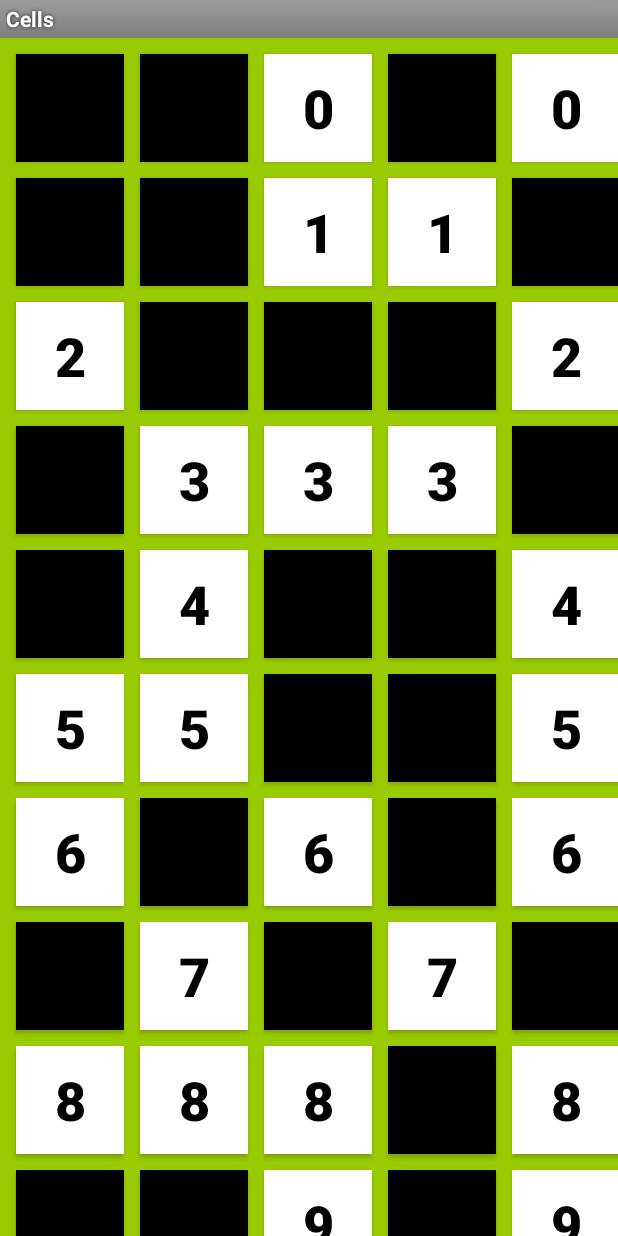
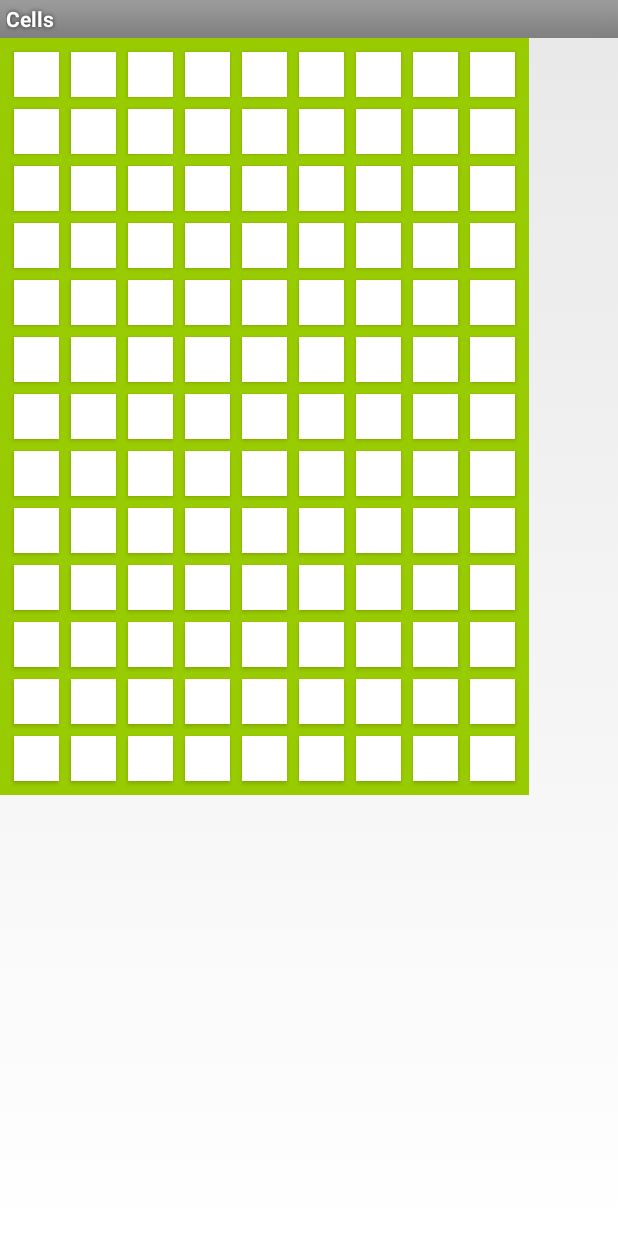
Before and after one commit to vadimmpog/Repo_Samsung, an Android app: the screen it shows after launch (CellsActivity), on a phone screen of 412 x 824 dp. Run offline under Robolectric (Android 15) with nearby library versions, the phone set to English and light mode, and no system bars.

Commit message:
saper 0.1

```diff
--- a/app/src/main/java/ru/samsung/itschool/book/cells/CellsActivity.java
+++ b/app/src/main/java/ru/samsung/itschool/book/cells/CellsActivity.java
@@ -21,17 +21,17 @@ import static android.graphics.Color.WHITE;
 public class CellsActivity extends Activity implements OnClickListener,
         OnLongClickListener {
 
-    private int WIDTH = 10;
-    private int HEIGHT = 10;
+    private int WIDTH = 13;
+    private int HEIGHT = 9;
 
     private Button[][] cells;
+    private int[][] bomb= new int[9][13];
 
     @Override
     protected void onCreate(Bundle savedInstanceState) {
         super.onCreate(savedInstanceState);
         setContentView(R.layout.cells);
         makeCells();
-
         generate();
 
     }
@@ -41,10 +41,9 @@ public class CellsActivity extends Activity implements OnClickListener,
         int num = 0;
         for (int i = 0; i < HEIGHT; i++){
             for (int j = 0; j < WIDTH; j++) {
-                cells[i][j].setText(num + "");
-                if(Math.random()>0.5) cells[j][i].setBackgroundColor(BLACK);
+                if (Math.random() > 0.8) bomb[i][j] = 1;
+                else bomb[i][j] = 0;
             }
-            num++;
         }
 
     }
@@ -63,31 +62,11 @@ public class CellsActivity extends Activity implements OnClickListener,
 
         int tappedX = getX(tappedCell);
         int tappedY = getY(tappedCell);
+        if(bomb[tappedX][tappedY]==1){
 
-        for (int x = 0; x < WIDTH; x++)
-        {
-            int color = ((ColorDrawable)cells[tappedY][x].getBackground()).getColor();
-            if(color==BLACK){
-                cells[tappedY][x].setBackgroundColor(WHITE);
-            }
-            else{
-                cells[tappedY][x].setBackgroundColor(BLACK);
-            }
+            generate();
+        }
 
-
-        }
-        for (int y = 0; y < WIDTH; y++) {
-            if(y!=tappedY){
-                int color = ((ColorDrawable)cells[y][tappedX].getBackground()).getColor();
-                if (color == BLACK) {
-                    cells[y][tappedX].setBackgroundColor(WHITE);
-                }
-                else{
-                    cells[y][tappedX].setBackgroundColor(BLACK);
-                }
-            }
-
-        }
 
     }
 
--- a/app/src/main/res/layout/cell.xml
+++ b/app/src/main/res/layout/cell.xml
@@ -1,10 +1,10 @@
 <?xml version="1.0" encoding="utf-8"?>
 <Button xmlns:android="http://schemas.android.com/apk/res/android"
-    android:layout_width="72dp"
-    android:layout_height="72dp"
+    android:layout_width="30dp"
+    android:layout_height="30dp"
+    android:layout_margin="4dp"
+
     android:background="@android:color/white"
-
     android:textColor="@android:color/black"
-    android:textSize="36sp"
-    android:layout_margin="5dp"
+    android:textSize="20sp"
     android:textStyle="bold" />
```
